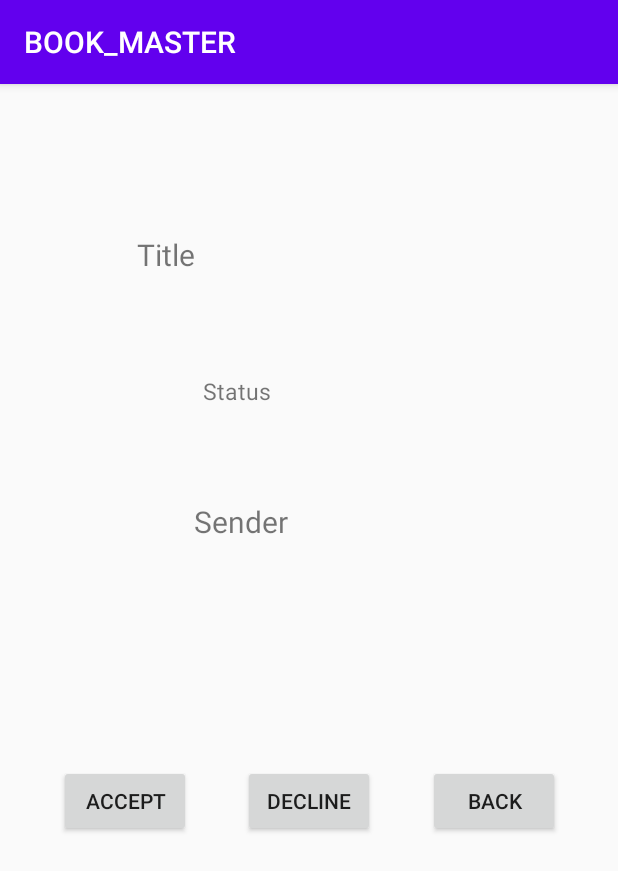
After one commit to CMPUT-301-Fall2020/CMPUT301F20T36, an Android app: the request_description screen opened directly, with no data from a screen before it, on a phone screen of 412 x 824 dp. The commit adds this screen. Shown: the top 871 px of the screen. Run offline under Robolectric (Android 15) with nearby library versions, the phone set to English and light mode, and no system bars; 4 statements that could not run were skipped.

Commit message:
implement Request List & Accept & Decline

```diff
--- /dev/null
+++ b/BOOK_MASTER/app/src/main/java/com/example/book_master/request_description.java
@@ -0,0 +1,69 @@
+package com.example.book_master;
+
+import androidx.appcompat.app.AppCompatActivity;
+
+import android.content.Intent;
+import android.os.Bundle;
+import android.view.View;
+import android.widget.Button;
+import android.widget.TextView;
+
+import com.example.book_master.models.Book;
+import com.example.book_master.models.BookList;
+import com.example.book_master.models.DBHelper;
+import com.example.book_master.models.Message;
+
+public class request_description extends AppCompatActivity {
+    TextView title, status, sender;
+    Button accept, decline, back;
+    Message message;
+    @Override
+    protected void onCreate(Bundle savedInstanceState) {
+        super.onCreate(savedInstanceState);
+        setContentView(R.layout.request_description);
+        Intent intent = getIntent();
+        Bundle bundle = intent.getExtras();
+        message = (Message) bundle.getSerializable("message");
+        title = findViewById(R.id.Request_BookTitle);
+        status = findViewById(R.id.Request_BookStatus);
+        sender = findViewById(R.id.Request_BookSender);
+        accept = findViewById(R.id.Request_ButtonAccept);
+        decline = findViewById(R.id.Request_ButtonDecline);
+        back = findViewById(R.id.Request_ButtonBack);
+        if(BookList.getBook(message.getISBN()) != null) {
+            title.setText(BookList.getBook(message.getISBN()).getTitle());
+        }
+        status.setText(message.getStatus());
+        sender.setText(message.getSender());
+        accept.setOnClickListener(new View.OnClickListener() {
+            @Override
+            public void onClick(View v) {
+                DBHelper.deleteMessageDoc(String.valueOf(message.hashCode()), request_description.this);
+                message.setStatus(Book.ACCEPTED);
+                DBHelper.setMessageDoc(String.valueOf(message.hashCode()), message,request_description.this);
+                Intent intent = new Intent(request_description.this, request_list.class);
+                startActivity(intent);
+                finish();
+            }
+        });
+        decline.setOnClickListener(new View.OnClickListener() {
+            @Override
+            public void onClick(View v) {
+                DBHelper.deleteMessageDoc(String.valueOf(message.hashCode()), request_description.this);
+                message.setStatus("DECLINED");
+                DBHelper.setMessageDoc(String.valueOf(message.hashCode()), message,request_description.this);
+                Intent intent = new Intent(request_description.this, request_list.class);
+                startActivity(intent);
+                finish();
+            }
+        });
+        back.setOnClickListener(new View.OnClickListener() {
+            @Override
+            public void onClick(View v) {
+                Intent intent = new Intent(request_description.this, request_list.class);
+                startActivity(intent);
+                finish();
+            }
+        });
+    }
+}
--- a/BOOK_MASTER/app/src/main/java/com/example/book_master/search_description.java
+++ b/BOOK_MASTER/app/src/main/java/com/example/book_master/search_description.java
@@ -42,7 +42,7 @@ public class search_description extends AppCompatActivity {
         borrow.setOnClickListener(new View.OnClickListener(){
             @Override
             public void onClick(View v){
-                Message m = new Message(UserList.getCurrentUser().getUsername(), book.getAuthor(), book.getISBN(), Book.REQUESTED, "0", "0");
+                Message m = new Message(UserList.getCurrentUser().getUsername(), book.getOwner(), book.getISBN(), Book.REQUESTED, "0", "0");
                 DBHelper.setMessageDoc(String.valueOf(m.hashCode()), m, search_description.this);
                 Toast.makeText(search_description.this, "Request sent", Toast.LENGTH_SHORT).show();
                 book.setStatus(Book.REQUESTED);
--- /dev/null
+++ b/BOOK_MASTER/app/src/main/res/layout/request_description.xml
@@ -0,0 +1,82 @@
+<?xml version="1.0" encoding="utf-8"?>
+<androidx.constraintlayout.widget.ConstraintLayout
+    xmlns:android="http://schemas.android.com/apk/res/android"
+    xmlns:app="http://schemas.android.com/apk/res-auto"
+    xmlns:tools="http://schemas.android.com/tools"
+    android:layout_width="match_parent"
+    android:layout_height="match_parent">
+
+    <TextView
+        android:id="@+id/Request_BookTitle"
+        android:layout_width="228dp"
+        android:layout_height="44dp"
+        android:layout_marginTop="100dp"
+        android:text="Title"
+        app:layout_constraintEnd_toEndOf="parent"
+        app:layout_constraintHorizontal_bias="0.497"
+        app:layout_constraintStart_toStartOf="parent"
+        app:layout_constraintTop_toTopOf="parent"
+        android:textSize="20sp"/>
+
+    <TextView
+        android:id="@+id/Request_BookStatus"
+        android:layout_width="141dp"
+        android:layout_height="34dp"
+        android:layout_marginTop="50dp"
+        android:text="Status"
+        android:textSize="15sp"
+        app:layout_constraintEnd_toEndOf="parent"
+        app:layout_constraintStart_toStartOf="parent"
+        app:layout_constraintTop_toBottomOf="@+id/Request_BookTitle" />
+
+    <TextView
+        android:id="@+id/Request_BookSender"
+        android:layout_width="153dp"
+        android:layout_height="36dp"
+        android:layout_marginTop="50dp"
+        android:text="Sender"
+        app:layout_constraintEnd_toEndOf="parent"
+        app:layout_constraintStart_toStartOf="parent"
+        app:layout_constraintTop_toBottomOf="@+id/Request_BookStatus"
+        android:textSize="20sp"/>
+
+    <Button
+        android:id="@+id/Request_ButtonDecline"
+        android:layout_width="wrap_content"
+        android:layout_height="wrap_content"
+        android:layout_marginTop="140dp"
+        android:text="Decline"
+        app:layout_constraintEnd_toEndOf="parent"
+        app:layout_constraintStart_toStartOf="parent"
+        app:layout_constraintTop_toBottomOf="@+id/Request_BookSender" />
+
+    <Button
+        android:id="@+id/Request_ButtonAccept"
+        android:layout_width="wrap_content"
+        android:layout_height="wrap_content"
+        android:layout_marginStart="40dp"
+        android:layout_marginLeft="40dp"
+        android:layout_marginTop="140dp"
+        android:layout_marginEnd="36dp"
+        android:layout_marginRight="36dp"
+        android:text="Accept"
+        app:layout_constraintEnd_toStartOf="@+id/Request_ButtonDecline"
+        app:layout_constraintStart_toStartOf="parent"
+        app:layout_constraintTop_toBottomOf="@+id/Request_BookSender" />
+
+    <Button
+        android:id="@+id/Request_ButtonBack"
+        android:layout_width="wrap_content"
+        android:layout_height="wrap_content"
+        android:layout_marginStart="36dp"
+        android:layout_marginLeft="36dp"
+        android:layout_marginTop="140dp"
+        android:layout_marginEnd="40dp"
+        android:layout_marginRight="40dp"
+        android:text="Back"
+        app:layout_constraintEnd_toEndOf="parent"
+        app:layout_constraintStart_toEndOf="@+id/Request_ButtonDecline"
+        app:layout_constraintTop_toBottomOf="@+id/Request_BookSender" />
+
+
+</androidx.constraintlayout.widget.ConstraintLayout>
--- a/BOOK_MASTER/app/src/main/res/layout/request_list.xml
+++ b/BOOK_MASTER/app/src/main/res/layout/request_list.xml
@@ -17,7 +17,7 @@
         android:textSize="30sp" />
 
     <ListView
-        android:id="@+id/city_list"
+        android:id="@+id/Request_list"
         android:layout_width="match_parent"
         android:layout_height="match_parent"
         android:baselineAligned="false"
```
Also changed, not shown: BOOK_MASTER/app/src/main/AndroidManifest.xml (+15 -16 lines), BOOK_MASTER/app/src/main/java/com/example/book_master/Adpater/CustomRequestList.java (added, +46 -0 lines), BOOK_MASTER/app/src/main/java/com/example/book_master/main_menu_activity.java (+9 -2 lines), BOOK_MASTER/app/src/main/java/com/example/book_master/request_list.java (added, +46 -0 lines), BOOK_MASTER/app/src/main/res/layout/main_menu.xml (+10 -0 lines), BOOK_MASTER/app/src/main/res/layout/request_list_content.xml (+7 -7 lines).
